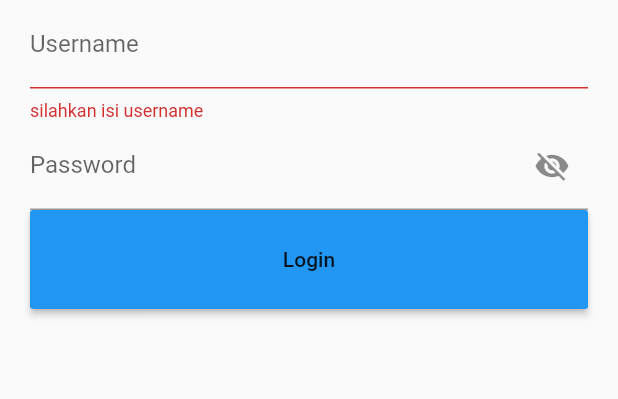
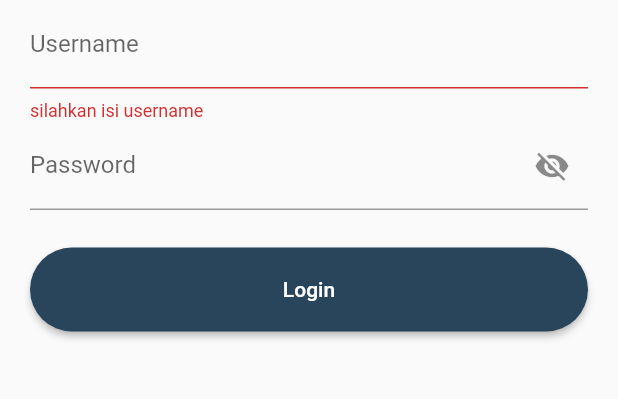
Before and after one commit to Abu-Dzar-Hanif/helpdesk_apps, a Flutter app: the screen it shows after launch, after a tap on "Login", on a phone screen of 412 x 824 dp, the part 255-654 px from its top. Run offline on Flutter 3.47's test engine with Material 2 defaults, Android fonts, the phone set to English and light mode, and no system bars; our stand-ins replace shared_preferences; missing offline and left inert: autocomplete_textfield_ns.

Commit message:
UI update

```diff
--- a/lib/LoginPage.dart
+++ b/lib/LoginPage.dart
@@ -41,24 +41,25 @@ class _LoginPageState extends State<LoginPage> {
   }
 
   login() async {
-    final response = await http.post(Uri.parse(BaseUrl.urlLogin),
+    final response = await http.post(Uri.parse(BaseUrl.urlLogin2),
         body: {"username": username, "password": password});
     final data = jsonDecode(response.body);
     int value = data['success'];
     String pesan = data['message'];
     String usernameAPI = data['username'];
-    String namaAPI = data['nama'];
+    String idAPI = data['id_karyawan'];
+    String namaAPI = data['nama_karyawan'];
     String userLevel = data['level'];
     if (value == 1) {
       if (userLevel == "1") {
         setState(() {
           _loginStatus = LoginStatus.signIn;
-          savePref(value, usernameAPI, namaAPI, userLevel);
+          savePref(value, usernameAPI, idAPI, namaAPI, userLevel);
         });
       } else {
         setState(() {
           _loginStatus = LoginStatus.signUser;
-          savePref(value, usernameAPI, namaAPI, userLevel);
+          savePref(value, usernameAPI, idAPI, namaAPI, userLevel);
         });
       }
       print(pesan);
@@ -67,12 +68,14 @@ class _LoginPageState extends State<LoginPage> {
     }
   }
 
-  savePref(int val, String usernameAPI, String namaAPI, userLevel) async {
+  savePref(int val, String usernameAPI, String idAPI, String namaAPI,
+      userLevel) async {
     SharedPreferences preferences = await SharedPreferences.getInstance();
     setState(() {
       preferences.setInt("value", val);
       preferences.setString("username", usernameAPI);
-      preferences.setString("nama", namaAPI);
+      preferences.setString("id_karyawan", idAPI);
+      preferences.setString("nama_karyawan", namaAPI);
       preferences.setString("level", userLevel);
       preferences.commit();
     });
@@ -86,7 +89,7 @@ class _LoginPageState extends State<LoginPage> {
     setState(() {
       value = preferences.getInt("value");
       level = preferences.getString("level");
-      nama = preferences.getString("nama");
+      nama = preferences.getString("nama_karyawan");
       if (value == 1) {
         if (level == "1") {
           _loginStatus = LoginStatus.signIn;
@@ -104,7 +107,7 @@ class _LoginPageState extends State<LoginPage> {
     setState(() {
       preferences.setInt("value", 0);
       preferences.setString("username", null.toString());
-      preferences.setString("nama", null.toString());
+      preferences.setString("nama_karyawan", null.toString());
       preferences.setString("level", null.toString());
       preferences.commit();
       _loginStatus = LoginStatus.notSignIn;
@@ -162,13 +165,21 @@ class _LoginPageState extends State<LoginPage> {
                               : Icons.visibility),
                           onPressed: showHide)),
                 ),
+                SizedBox(
+                  height: 25,
+                ),
                 MaterialButton(
-                  padding: EdgeInsets.all(25.0),
-                  color: Colors.blue,
+                  padding: EdgeInsets.all(20.0),
+                  color: Color.fromARGB(255, 41, 69, 91),
                   onPressed: () {
                     check();
                   },
-                  child: Text('Login'),
+                  child: Text(
+                    'Login',
+                    style: TextStyle(color: Colors.white),
+                  ),
+                  shape: RoundedRectangleBorder(
+                      borderRadius: BorderRadius.circular(40)),
                 ),
               ],
             ),
```
